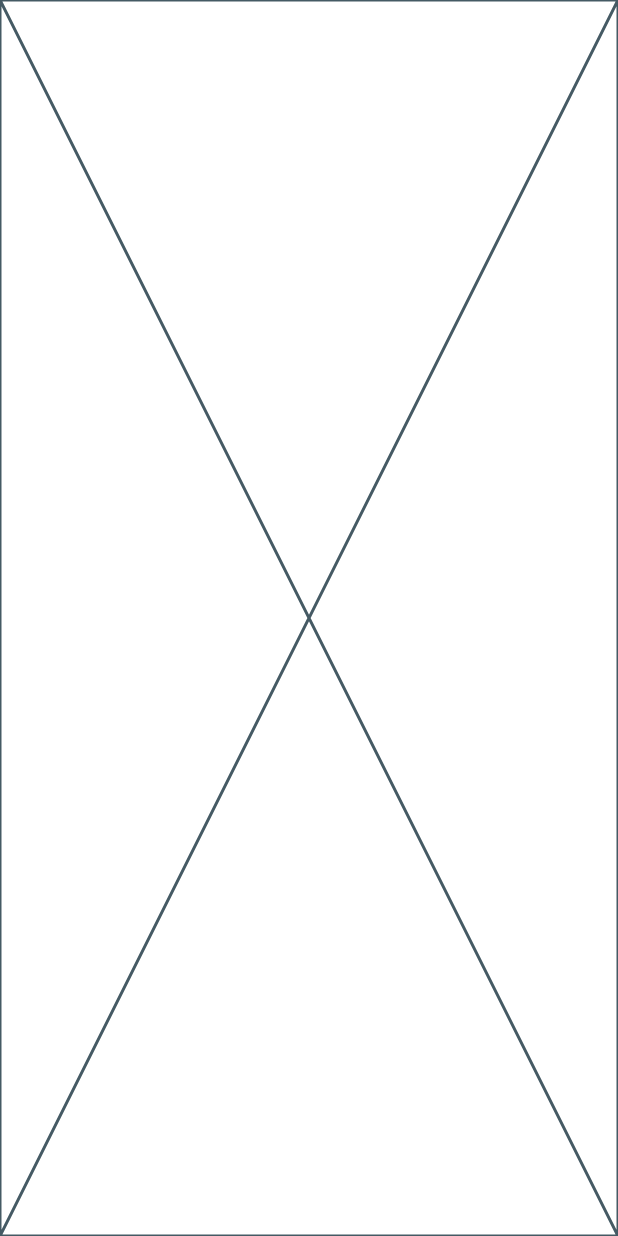
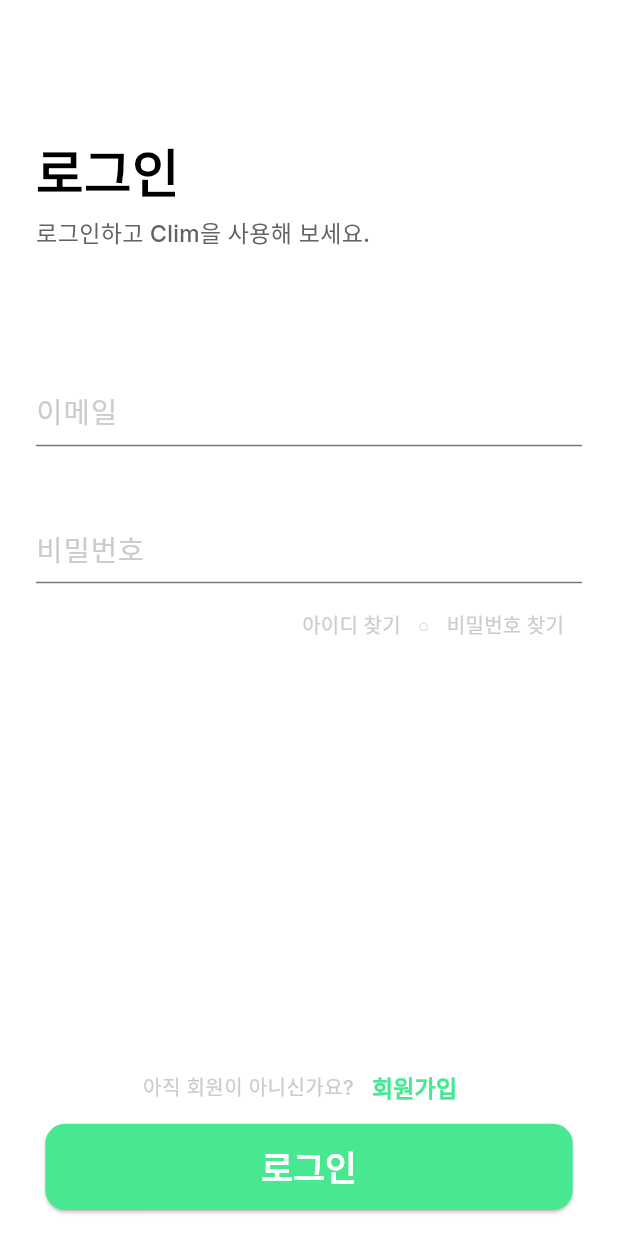
Before and after one commit to Team-Clim/clim-app-service, a Flutter app: the screen it shows after launch, after a tap on "로그인 하기", on a phone screen of 412 x 824 dp. Run offline on Flutter 3.47's test engine with Material 3 defaults, Android fonts, the phone set to English and light mode, and no system bars; our stand-ins replace carousel_slider, flutter_screenutil, go_router, smooth_page_indicator.

Commit message:
feat: 로그인 화면 퍼블리싱
로그인 화면을 퍼블리싱합니다.

```diff
--- a/lib/presentation/uesr/view/ui/sign_in_screen.dart
+++ b/lib/presentation/uesr/view/ui/sign_in_screen.dart
@@ -1,10 +1,98 @@
+import 'package:clim_app_service/core/images.dart';
+import 'package:clim_app_service/main.dart';
+import 'package:clim_app_service/presentation/uesr/view/widgets/custom_button.dart';
+import 'package:clim_app_service/presentation/uesr/view/widgets/custom_text_button.dart';
+import 'package:clim_app_service/presentation/uesr/view/widgets/custom_text_field.dart';
 import 'package:flutter/material.dart';
+import 'package:flutter_screenutil/flutter_screenutil.dart';
+import 'package:go_router/go_router.dart';
 
-class SignInScreen extends StatelessWidget {
+import '../../../../core/clim/clim_color.dart';
+import '../widgets/custom_text.dart';
+
+class SignInScreen extends StatefulWidget {
   const SignInScreen({super.key});
 
   @override
+  State<SignInScreen> createState() => _SignInScreenState();
+}
+
+class _SignInScreenState extends State<SignInScreen> {
+  final emailTextFocus = FocusNode();
+  final passwordTextFocus = FocusNode();
+
+  @override
   Widget build(BuildContext context) {
-    return const Placeholder();
+    return GestureDetector(
+      onTap: () {
+        if (emailTextFocus.hasFocus) {
+          emailTextFocus.unfocus();
+        } else {
+          passwordTextFocus.unfocus();
+        }
+      },
+      child: Scaffold(
+        body: Padding(
+          padding: EdgeInsets.symmetric(horizontal: 25.w, vertical: 21.5.h),
+          child: Column(
+            crossAxisAlignment: CrossAxisAlignment.start,
+            children: [
+              SizedBox(height: 80.05.h),
+              const CustomText(text: '로그인'),
+              SizedBox(height: 6.h),
+              const CustomText(
+                text: '로그인하고 Clim을 사용해 보세요.',
+                color: ClimColors.climGray600,
+                fontSize: 16,
+                fontWeight: FontWeight.w500,
+              ),
+              SizedBox(height: 94.h),
+              CustomTextField(labelText: '이메일', focusNode: emailTextFocus),
+              SizedBox(height: 50.h),
+              CustomTextField(labelText: '비밀번호', focusNode: passwordTextFocus),
+              SizedBox(height: 5.h),
+              Row(
+                mainAxisAlignment: MainAxisAlignment.end,
+                children: [
+                  CustomTextButton(
+                      text: '아이디 찾기',
+                      onPressed: () => debugPrint('아이디를 찾습니다. 하하하하')),
+                  Image.asset(
+                    Images.circleImage,
+                    width: 7.w,
+                    height: 7.h,
+                  ),
+                  CustomTextButton(
+                      text: '비밀번호 찾기',
+                      onPressed: () => debugPrint('비밀번호를 찾습니다. 하하하하')),
+                ],
+              ),
+              SizedBox(height: 294.h),
+              Row(
+                mainAxisAlignment: MainAxisAlignment.center,
+                children: [
+                  const CustomText(
+                    text: '아직 회원이 아니신가요?',
+                    fontSize: 14,
+                    color: ClimColors.climGray500,
+                    fontWeight: FontWeight.w500,
+                  ),
+                  CustomTextButton(
+                    text: '회원가입',
+                    color: ClimColors.climMint100,
+                    fontSize: 16,
+                    fontWeight: FontWeight.w600,
+                    onPressed: () {
+                      context.push('/signup');
+                    },
+                  ),
+                ],
+              ),
+              const Center(child: CustomButton(text: '로그인'))
+            ],
+          ),
+        ),
+      ),
+    );
   }
 }
```
